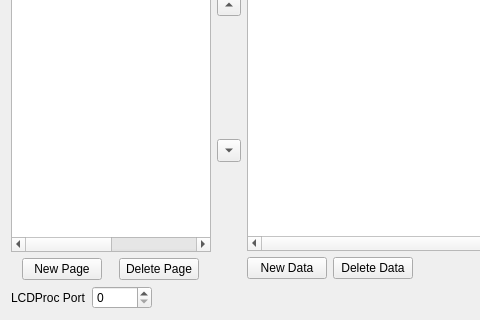
This is hid/hidconfig/lcdconfigdlg.ui in ftkalcevic/hidcomp as Qt 5 draws it before an edit; both pictures show x 0 to 480 and y 135 to 455 of the 876 by 455 pixel window. The edited form follows.
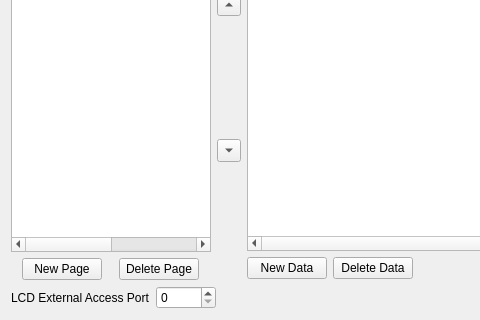
This is the edited form. Custom widgets are drawn as their Qt base class.

The edit to the form file:
```diff
--- a/hid/hidconfig/lcdconfigdlg.ui
+++ b/hid/hidconfig/lcdconfigdlg.ui
@@ -282,7 +282,10 @@
      <item>
       <widget class="QLabel" name="label_2">
        <property name="text">
-        <string>LCDProc Port</string>
+        <string>LCD External Access Port</string>
+       </property>
+       <property name="textInteractionFlags">
+        <set>Qt::NoTextInteraction</set>
        </property>
       </widget>
      </item>
```
